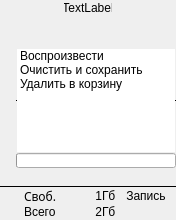
Before: the Qt Designer form zface/mainwindow.ui in appach22/zface, drawn with Qt 5.
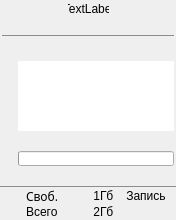
After: the same form once the commit is applied. The open tabs and pages were chosen to show the change. Custom widgets are drawn as their Qt base class.

```diff
--- a/zface/mainwindow.ui
+++ b/zface/mainwindow.ui
@@ -50,16 +50,28 @@
       <property name="minimumSize">
        <size>
         <width>0</width>
-        <height>16</height>
+        <height>18</height>
        </size>
       </property>
+      <property name="styleSheet">
+       <string notr="true"/>
+      </property>
       <layout class="QHBoxLayout" name="horizontalLayout">
        <property name="spacing">
+        <number>1</number>
+       </property>
+       <property name="leftMargin">
         <number>0</number>
        </property>
-       <property name="margin">
+       <property name="topMargin">
+        <number>1</number>
+       </property>
+       <property name="rightMargin">
         <number>0</number>
        </property>
+       <property name="bottomMargin">
+        <number>1</number>
+       </property>
        <item>
         <widget class="QWidget" name="recordingWidget" native="true">
          <property name="sizePolicy">
@@ -199,6 +211,9 @@
         <verstretch>0</verstretch>
        </sizepolicy>
       </property>
+      <property name="styleSheet">
+       <string notr="true"/>
+      </property>
       <property name="currentIndex">
        <number>15</number>
       </property>
@@ -436,7 +451,7 @@
          <number>0</number>
         </property>
         <property name="margin">
-         <number>0</number>
+         <number>2</number>
         </property>
         <item>
          <widget class="QLabel" name="fileNameLabel">
@@ -449,6 +464,22 @@
           <property name="text">
            <string/>
           </property>
+          <property name="alignment">
+           <set>Qt::AlignCenter</set>
+          </property>
+         </widget>
+        </item>
+        <item>
+         <widget class="Line" name="line_2">
+          <property name="styleSheet">
+           <string notr="true">color: rgb(140, 140, 140);</string>
+          </property>
+          <property name="frameShadow">
+           <enum>QFrame::Plain</enum>
+          </property>
+          <property name="orientation">
+           <enum>Qt::Horizontal</enum>
+          </property>
          </widget>
         </item>
         <item>
@@ -466,7 +497,7 @@
            <property name="spacing">
             <number>0</number>
            </property>
-           <item row="0" column="0" rowspan="2">
+           <item row="1" column="0" rowspan="2">
             <widget class="QWidget" name="widget_2" native="true">
              <property name="sizePolicy">
               <sizepolicy hsizetype="Fixed" vsizetype="Expanding">
@@ -482,35 +513,41 @@
              </property>
             </widget>
            </item>
-           <item row="0" column="1">
-            <widget class="QLabel" name="fileInfoLabel">
-             <property name="sizePolicy">
-              <sizepolicy hsizetype="Ignored" vsizetype="Fixed">
-               <horstretch>0</horstretch>
-               <verstretch>0</verstretch>
-              </sizepolicy>
-             </property>
-             <property name="maximumSize">
-              <size>
-               <width>16777215</width>
-               <height>18</height>
-              </size>
-             </property>
-             <property name="text">
-              <string/>
-             </property>
-            </widget>
-           </item>
            <item row="1" column="1">
+            <widget class="QLabel" name="fileInfoLabel">
+             <property name="sizePolicy">
+              <sizepolicy hsizetype="Ignored" vsizetype="Fixed">
+               <horstretch>0</horstretch>
+               <verstretch>0</verstretch>
+              </sizepolicy>
+             </property>
+             <property name="maximumSize">
+              <size>
+               <width>16777215</width>
+               <height>18</height>
+              </size>
+             </property>
+             <property name="text">
+              <string/>
+             </property>
+            </widget>
+           </item>
+           <item row="2" column="1">
             <widget class="QListWidget" name="fileOpsList">
              <property name="sizePolicy">
-              <sizepolicy hsizetype="Ignored" vsizetype="Ignored">
+              <sizepolicy hsizetype="Expanding" vsizetype="Minimum">
                <horstretch>0</horstretch>
                <verstretch>0</verstretch>
               </sizepolicy>
              </property>
+             <property name="maximumSize">
+              <size>
+               <width>16777215</width>
+               <height>70</height>
+              </size>
+             </property>
              <property name="frameShape">
-              <enum>QFrame::HLine</enum>
+              <enum>QFrame::NoFrame</enum>
              </property>
              <property name="frameShadow">
               <enum>QFrame::Plain</enum>
@@ -524,24 +561,9 @@
              <property name="horizontalScrollBarPolicy">
               <enum>Qt::ScrollBarAlwaysOff</enum>
              </property>
-             <item>
-              <property name="text">
-               <string>Воспроизвести</string>
-              </property>
-             </item>
-             <item>
-              <property name="text">
-               <string>Очистить и сохранить</string>
-              </property>
-             </item>
-             <item>
-              <property name="text">
-               <string>Удалить в корзину</string>
-              </property>
-             </item>
             </widget>
            </item>
-           <item row="2" column="0">
+           <item row="4" column="0">
             <widget class="QWidget" name="playStateWidget" native="true">
              <property name="sizePolicy">
               <sizepolicy hsizetype="Fixed" vsizetype="Fixed">
@@ -557,7 +579,7 @@
              </property>
             </widget>
            </item>
-           <item row="2" column="1">
+           <item row="4" column="1">
             <widget class="QProgressBar" name="playProgress">
              <property name="sizePolicy">
               <sizepolicy hsizetype="Ignored" vsizetype="Fixed">
@@ -582,7 +604,7 @@
              </property>
             </widget>
            </item>
-           <item row="3" column="0">
+           <item row="5" column="0">
             <widget class="QWidget" name="widget_4" native="true">
              <property name="sizePolicy">
               <sizepolicy hsizetype="Fixed" vsizetype="Fixed">
@@ -598,7 +620,7 @@
              </property>
             </widget>
            </item>
-           <item row="3" column="1">
+           <item row="5" column="1">
             <widget class="QLabel" name="playProgressLabel">
              <property name="sizePolicy">
               <sizepolicy hsizetype="Expanding" vsizetype="Fixed">
@@ -617,6 +639,35 @@
              </property>
             </widget>
            </item>
+           <item row="3" column="1">
+            <spacer name="verticalSpacer_5">
+             <property name="orientation">
+              <enum>Qt::Vertical</enum>
+             </property>
+             <property name="sizeHint" stdset="0">
+              <size>
+               <width>20</width>
+               <height>40</height>
+              </size>
+             </property>
+            </spacer>
+           </item>
+           <item row="0" column="1">
+            <widget class="QWidget" name="widget_3" native="true">
+             <property name="sizePolicy">
+              <sizepolicy hsizetype="Preferred" vsizetype="Fixed">
+               <horstretch>0</horstretch>
+               <verstretch>0</verstretch>
+              </sizepolicy>
+             </property>
+             <property name="minimumSize">
+              <size>
+               <width>0</width>
+               <height>10</height>
+              </size>
+             </property>
+            </widget>
+           </item>
           </layout>
          </widget>
         </item>
@@ -1777,6 +1828,9 @@
     </item>
     <item>
      <widget class="Line" name="line">
+      <property name="styleSheet">
+       <string notr="true">color: rgb(140, 140, 140);</string>
+      </property>
       <property name="frameShadow">
        <enum>QFrame::Plain</enum>
       </property>
@@ -1808,13 +1862,19 @@
         <height>32</height>
        </size>
       </property>
+      <property name="styleSheet">
+       <string notr="true"/>
+      </property>
       <property name="currentIndex">
        <number>0</number>
       </property>
       <widget class="QWidget" name="mainStatus">
+       <property name="styleSheet">
+        <string notr="true"/>
+       </property>
        <layout class="QHBoxLayout" name="horizontalLayout_2">
         <property name="spacing">
-         <number>0</number>
+         <number>2</number>
         </property>
         <property name="margin">
          <number>0</number>
@@ -1876,6 +1936,9 @@
            </layout>
           </widget>
           <widget class="QWidget" name="cardInfoPage">
+           <property name="styleSheet">
+            <string notr="true"/>
+           </property>
            <layout class="QGridLayout" name="gridLayout_10">
             <property name="margin">
              <number>0</number>
@@ -1891,6 +1954,9 @@
                 <verstretch>0</verstretch>
                </sizepolicy>
               </property>
+              <property name="styleSheet">
+               <string notr="true"/>
+              </property>
               <layout class="QGridLayout" name="gridLayout">
                <property name="margin">
                 <number>0</number>
@@ -1911,6 +1977,9 @@
                    <family>Sans Serif</family>
                   </font>
                  </property>
+                 <property name="styleSheet">
+                  <string notr="true"/>
+                 </property>
                  <property name="text">
                   <string>Своб.</string>
                  </property>
```
Left out of the diff: 23 changed lines with no effect on the pictures.
